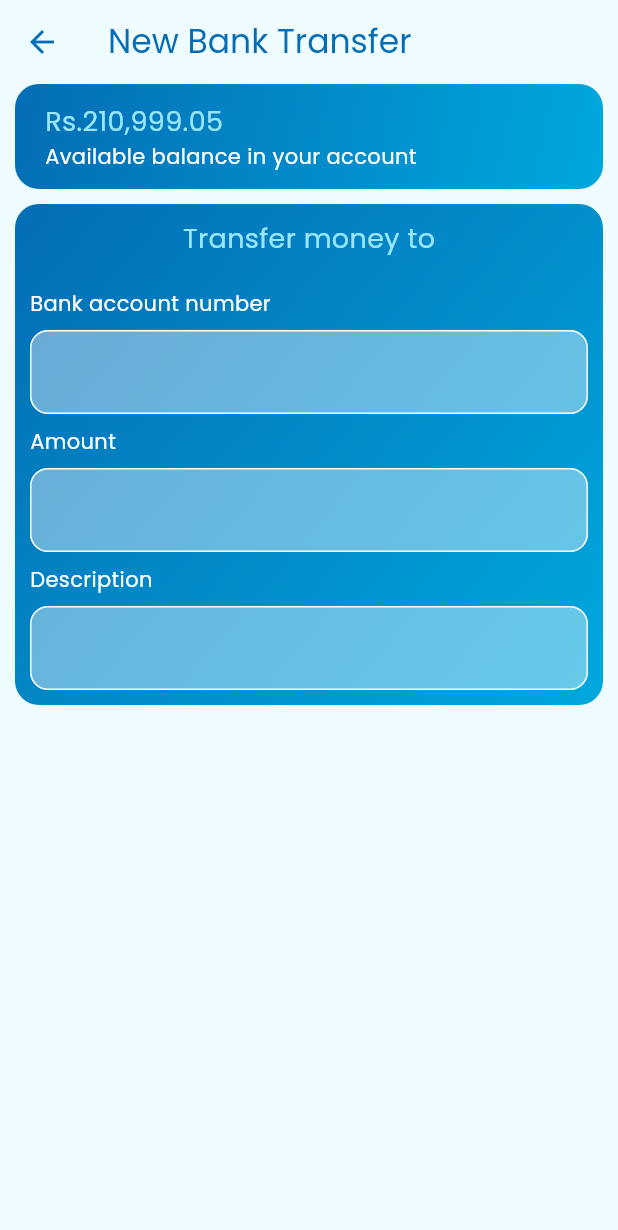
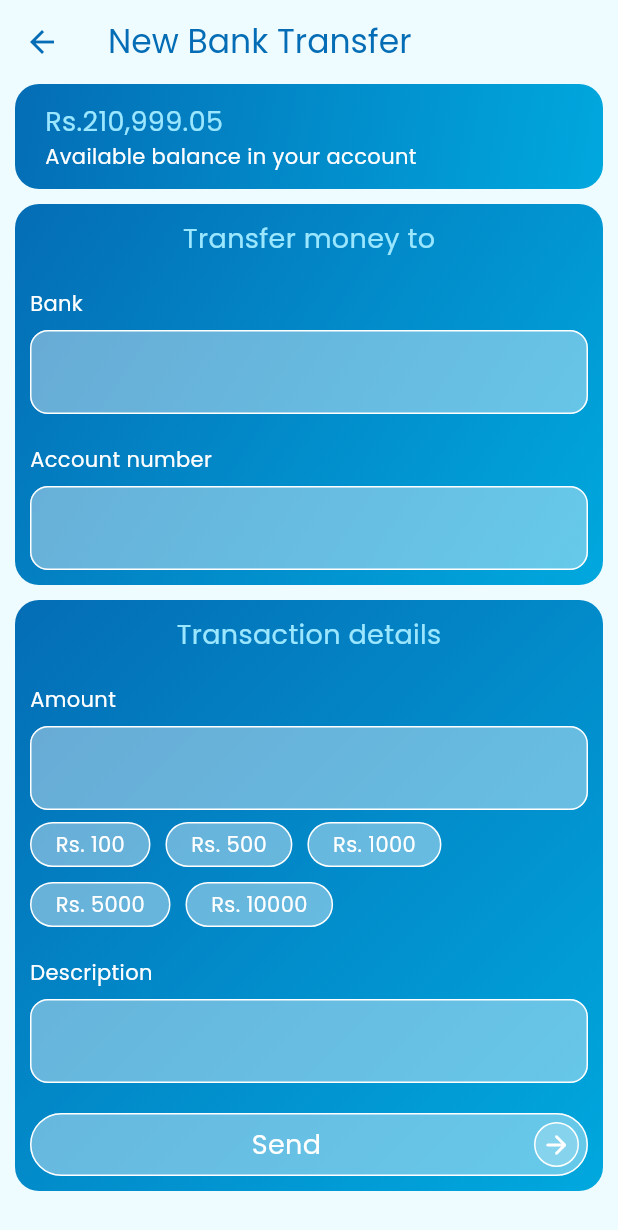
Before and after one commit to kasundularaam/money_wise, a Flutter app: the NewBankTransferPage screen opened by its route, on a phone screen of 412 x 824 dp. Shown: the top 1230 px of the screen. Run offline on Flutter 3.47's test engine with Material 3 defaults, Android fonts, the phone set to English and light mode, and no system bars; drawn by our look-alikes of flutter_typeahead, toastification; our stand-ins replace auto_route, dartz, flutter_bloc, flutter_hooks, freezed_annotation, get_it and 2 more.

Commit message:
NewBankTransferPage UI done

```diff
--- a/lib/presentation/screens/new_bank_transfer/new_bank_transfer_page.dart
+++ b/lib/presentation/screens/new_bank_transfer/new_bank_transfer_page.dart
@@ -1,10 +1,17 @@
+// ignore_for_file: public_member_api_docs, sort_constructors_first
 import 'package:auto_route/annotations.dart';
 import 'package:flutter/material.dart';
+import 'package:flutter/services.dart';
 import 'package:flutter_typeahead/flutter_typeahead.dart';
+import 'package:money_wise/core/mutable_object.dart';
+import 'package:money_wise/presentation/widgets/amount_field_group.dart';
+
 import 'package:money_wise/presentation/widgets/available_balance_card.dart';
+import 'package:money_wise/presentation/widgets/button.dart';
 import 'package:money_wise/presentation/widgets/gradient_card.dart';
 import 'package:money_wise/presentation/widgets/space.dart';
 import 'package:money_wise/presentation/widgets/text.dart';
+import 'package:money_wise/presentation/widgets/text_input_field.dart';
 
 @RoutePage()
 class NewBankTransferPage extends StatelessWidget {
@@ -20,7 +27,7 @@ class NewBankTransferPage extends StatelessWidget {
           padding: const EdgeInsets.symmetric(horizontal: 10),
           child: Column(
             children: [
-              AvailableBalanceCard(),
+              const AvailableBalanceCard(),
               const VGap(gap: 10),
               GradientCard(
                 title: "Transfer money to",
@@ -28,33 +35,42 @@ class NewBankTransferPage extends StatelessWidget {
                   crossAxisAlignment: CrossAxisAlignment.start,
                   children: [
                     const VGap(gap: 20),
-                    const TextRegular("Bank account number",
+                    const TextRegular("Bank", color: Colors.white, thin: true),
+                    const VGap(),
+                    SelectBankField(onSelected: (bank) {}),
+                    const VGap(gap: 20),
+                    const TextRegular("Account number",
                         color: Colors.white, thin: true),
                     const VGap(),
-                    SelectBankField(
-                      onSelected: (bank) {},
-                    ),
-                    const VGap(),
-                    const TextRegular("Amount",
-                        color: Colors.white, thin: true),
-                    const VGap(),
-                    TextField(
-                      style: TextStyle(
-                        color: Colors.white,
-                      ),
-                    ),
-                    const VGap(),
-                    const TextRegular("Description",
-                        color: Colors.white, thin: true),
-                    const VGap(),
-                    TextField(
-                      style: TextStyle(
-                        color: Colors.white,
-                      ),
+                    TextInputField(
+                      keyboardType: TextInputType.number,
+                      //Input formatter for bank account number
+                      inputFormatters: [
+                        LengthLimitingTextInputFormatter(10),
+                        FilteringTextInputFormatter.digitsOnly,
+                      ],
                     ),
                   ],
                 ),
               ),
+              const VGap(gap: 10),
+              GradientCard(
+                  title: "Transaction details",
+                  child: Column(
+                    crossAxisAlignment: CrossAxisAlignment.start,
+                    children: [
+                      const VGap(gap: 20),
+                      const AmountFieldGroup(),
+                      const VGap(gap: 20),
+                      const TextRegular("Description",
+                          color: Colors.white, thin: true),
+                      const VGap(),
+                      const TextInputField(),
+                      const VGap(gap: 20),
+                      GlassButton(text: "Send", onPressed: () {}),
+                    ],
+                  )),
+              const VGap(gap: 10),
             ],
           ),
         ));
@@ -64,7 +80,17 @@ class NewBankTransferPage extends StatelessWidget {
 class SelectBankField extends StatelessWidget {
   final Function(String) onSelected;
 
-  const SelectBankField({super.key, required this.onSelected});
+  SelectBankField({
+    super.key,
+    required this.onSelected,
+  });
+
+  List<String> _getSuggestions(String search) {
+    return _banks
+        .where(
+            (element) => element.toLowerCase().contains(search.toLowerCase()))
+        .toList();
+  }
 
   static const _banks = [
     "JP Morgan",
@@ -76,27 +102,69 @@ class SelectBankField extends StatelessWidget {
     "Morgan Stanley"
   ];
 
+  final _mController = MutableObject(TextEditingController());
+  final _mFocusNode = MutableObject(FocusNode());
+
+  @override
+  Widget build(BuildContext context) {
+    return TypeAheadField(
+      builder: (context, controller, focusNode) {
+        _mController.value = controller;
+        _mFocusNode.value = focusNode;
+        return TextInputField(
+          controller: controller,
+          focusNode: focusNode,
+        );
+      },
+      itemBuilder: (context, suggestion) {
+        return SuggestedItem(
+          value: suggestion,
+          context: context,
+          controller: _mController.value,
+          focusNode: _mFocusNode.value,
+        );
+      },
+      onSelected: onSelected,
+      suggestionsCallback: _getSuggestions,
+    );
+  }
+}
+
+class SuggestedItem extends StatelessWidget {
+  final String value;
+  final BuildContext context;
+  final TextEditingController controller;
+  final FocusNode focusNode;
+
+  const SuggestedItem(
+      {super.key,
+      required this.value,
+      required this.context,
+      required this.controller,
+      required this.focusNode});
+
   @override
   Widget build(BuildContext context) {
     final theme = Theme.of(context);
-    return Autocomplete(
-        optionsBuilder: (TextEditingValue textEditingValue) {
-          return _banks
-              .where((bank) => bank.contains(textEditingValue.text))
-              .toList();
-        },
-        optionsViewBuilder: (context, onSelected, options) => Container(
-              width: MediaQuery.of(context).size.width - 10,
-              decoration: ShapeDecoration(
-                color: theme.primaryColorLight,
-                shape: const RoundedRectangleBorder(
-                  borderRadius: BorderRadius.all(Radius.circular(8)),
-                ),
+    return Column(
+      children: [
+        InkWell(
+          onTap: () {
+            controller.text = value;
+            focusNode.unfocus();
+          },
+          child: Padding(
+              padding: const EdgeInsets.symmetric(
+                horizontal: 20,
+                vertical: 12,
               ),
-              child: Column(
-                  mainAxisSize: MainAxisSize.min,
-                  children: options.map((bank) => TextRegular(bank)).toList()),
-            ),
-        onSelected: onSelected);
+              child: TextRegular(value, color: theme.primaryColorDark)),
+        ),
+        Divider(
+          color: theme.primaryColorDark,
+          height: 0,
+        ),
+      ],
+    );
   }
 }
--- /dev/null
+++ b/lib/presentation/widgets/amount_field_group.dart
@@ -0,0 +1,36 @@
+import 'package:flutter/material.dart';
+import 'package:flutter/services.dart';
+import 'package:flutter_hooks/flutter_hooks.dart';
+import 'package:money_wise/presentation/widgets/frequent_amounts.dart';
+import 'package:money_wise/presentation/widgets/space.dart';
+import 'package:money_wise/presentation/widgets/text.dart';
+import 'package:money_wise/presentation/widgets/text_input_field.dart';
+
+class AmountFieldGroup extends HookWidget {
+  const AmountFieldGroup({super.key});
+
+  @override
+  Widget build(BuildContext context) {
+    final amountController = useTextEditingController();
+    return Column(
+      crossAxisAlignment: CrossAxisAlignment.start,
+      children: [
+        const TextRegular("Amount", color: Colors.white, thin: true),
+        const VGap(),
+        TextInputField(
+          controller: amountController,
+          keyboardType: TextInputType.number,
+          prefix: const Text("Rs. "),
+          inputFormatters: [
+            LengthLimitingTextInputFormatter(10),
+            FilteringTextInputFormatter.allow(RegExp(r'^\d+\.?\d{0,2}')),
+            FilteringTextInputFormatter.deny(RegExp(r"\s")),
+          ],
+        ),
+        const VGap(),
+        FrequentAmounts(
+            onSelected: (amount) => amountController.text = "$amount.00"),
+      ],
+    );
+  }
+}
--- /dev/null
+++ b/lib/presentation/widgets/text_input_field.dart
@@ -0,0 +1,35 @@
+// ignore_for_file: public_member_api_docs, sort_constructors_first
+import 'package:flutter/material.dart';
+import 'package:flutter/services.dart';
+import 'package:google_fonts/google_fonts.dart';
+
+class TextInputField extends StatelessWidget {
+  final TextEditingController? controller;
+  final List<TextInputFormatter>? inputFormatters;
+  final Widget? prefix;
+  final TextInputType? keyboardType;
+  final FocusNode? focusNode;
+
+  const TextInputField({
+    super.key,
+    this.controller,
+    this.inputFormatters,
+    this.prefix,
+    this.keyboardType,
+    this.focusNode,
+  });
+  @override
+  Widget build(BuildContext context) {
+    return TextField(
+      style: TextStyle(
+        color: Colors.white,
+        fontFamily: GoogleFonts.poppins(fontWeight: FontWeight.bold).fontFamily,
+      ),
+      decoration: InputDecoration(prefix: prefix),
+      controller: controller,
+      inputFormatters: inputFormatters,
+      keyboardType: keyboardType,
+      focusNode: focusNode,
+    );
+  }
+}
```
Also changed, not shown: lib/presentation/screens/send_favorite/send_favorite_page.dart (+6 -39 lines).
